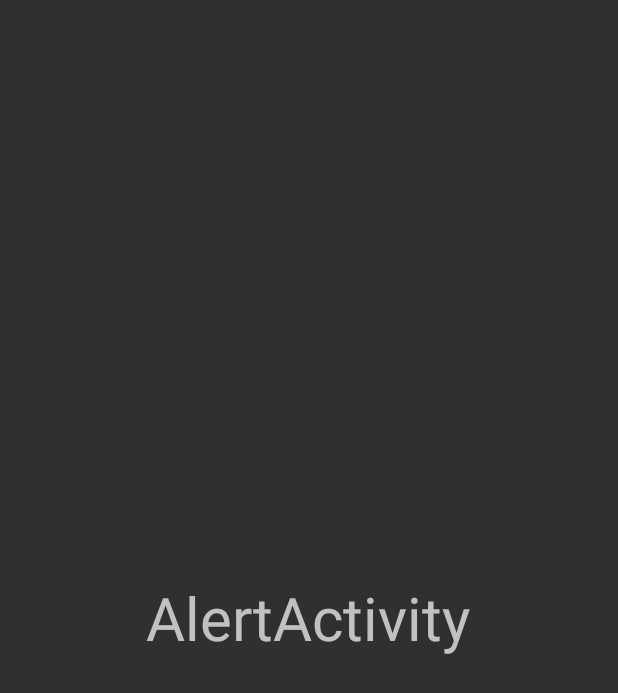
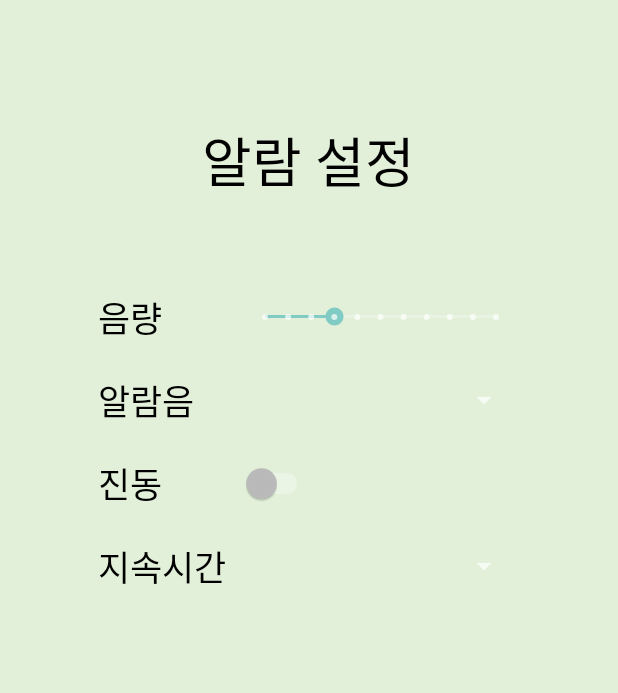
Before and after one commit to NASEYUN/Ahchacha, an Android app: the AlertActivity screen opened directly, with no data from a screen before it, on a phone screen of 412 x 824 dp. Shown: the top 693 px of the screen. Run offline under Robolectric (Android 15) with nearby library versions, the phone set to English and light mode, and no system bars.

Commit message:
알람 UI 추가, colors.xml 수정

```diff
--- a/app/src/main/res/layout/activity_alert.xml
+++ b/app/src/main/res/layout/activity_alert.xml
@@ -1,12 +1,119 @@
-<LinearLayout xmlns:android="http://schemas.android.com/apk/res/android"
+<?xml version="1.0" encoding="utf-8"?>
+<androidx.constraintlayout.widget.ConstraintLayout xmlns:android="http://schemas.android.com/apk/res/android"
+    xmlns:app="http://schemas.android.com/apk/res-auto"
+    xmlns:tools="http://schemas.android.com/tools"
     android:layout_width="match_parent"
-    android:layout_height="match_parent"
-    android:gravity="center"
-    android:orientation="vertical">
-    <TextView
-        android:layout_gravity="center"
-        android:layout_width="wrap_content"
-        android:layout_height="wrap_content"
-        android:text="AlertActivity"
-        android:textSize="40dp"/>
-</LinearLayout>
+    android:layout_height="match_parent">
+
+    <RelativeLayout
+        android:layout_width="match_parent"
+        android:layout_height="match_parent"
+        android:background="@color/colorBackground"
+        android:paddingHorizontal="65dp"
+        android:paddingVertical="80dp">
+
+        <TextView
+            android:id="@+id/textView"
+            android:layout_width="wrap_content"
+            android:layout_height="wrap_content"
+            android:layout_centerHorizontal="true"
+            android:layout_centerVertical="false"
+            android:text="알람 설정"
+            android:textColor="@color/colorBasicFont"
+            android:textSize="36sp" />
+
+        <TableLayout
+            android:layout_width="match_parent"
+            android:layout_height="wrap_content"
+            android:layout_below="@id/textView"
+            android:paddingVertical="50dp"
+            android:stretchColumns="1">
+
+            <TableRow
+                android:layout_width="match_parent"
+                android:layout_height="match_parent"
+                android:layout_marginVertical="10dp">
+
+                <TextView
+                    android:id="@+id/textView2"
+                    android:layout_width="wrap_content"
+                    android:layout_height="wrap_content"
+                    android:text="음량"
+                    android:textColor="@color/colorBasicFont"
+                    android:textSize="23sp" />
+
+                <SeekBar
+                    android:id="@+id/volume"
+                    style="@style/Widget.AppCompat.SeekBar.Discrete"
+                    android:layout_width="match_parent"
+                    android:layout_height="match_parent"
+                    android:max="10"
+                    android:progress="3" />
+            </TableRow>
+
+            <TableRow
+                android:layout_width="match_parent"
+                android:layout_height="match_parent"
+                android:layout_marginVertical="10dp">
+
+                <TextView
+                    android:id="@+id/textView3"
+                    android:layout_width="wrap_content"
+                    android:layout_height="wrap_content"
+                    android:text="알람음"
+                    android:textColor="@color/colorBasicFont"
+                    android:textSize="23sp" />
+
+                <Spinner
+                    android:id="@+id/alarmSpinner"
+                    android:layout_width="match_parent"
+                    android:layout_height="match_parent" />
+            </TableRow>
+
+            <TableRow
+                android:layout_width="match_parent"
+                android:layout_height="match_parent"
+                android:layout_marginVertical="10dp">
+
+                <TextView
+                    android:id="@+id/textView4"
+                    android:layout_width="wrap_content"
+                    android:layout_height="wrap_content"
+                    android:text="진동"
+                    android:textColor="@color/colorBasicFont"
+                    android:textSize="23sp" />
+
+                <Switch
+                    android:id="@+id/vibration"
+                    android:layout_width="match_parent"
+                    android:layout_height="match_parent"
+                    android:layout_gravity="left"
+                    android:hapticFeedbackEnabled="false" />
+
+            </TableRow>
+
+            <TableRow
+                android:layout_width="match_parent"
+                android:layout_height="match_parent"
+                android:layout_marginVertical="10dp">
+
+                <TextView
+                    android:id="@+id/textView5"
+                    android:layout_width="wrap_content"
+                    android:layout_height="wrap_content"
+                    android:paddingRight="10dp"
+                    android:text="지속시간"
+                    android:textColor="@color/colorBasicFont"
+                    android:textSize="23sp" />
+
+                <Spinner
+                    android:id="@+id/durationSpinner"
+                    android:layout_width="match_parent"
+                    android:layout_height="match_parent"
+                    android:entries="@array/duration" />
+            </TableRow>
+
+        </TableLayout>
+    </RelativeLayout>
+
+</androidx.constraintlayout.widget.ConstraintLayout>
--- a/app/src/main/res/values/colors.xml
+++ b/app/src/main/res/values/colors.xml
@@ -5,4 +5,7 @@
     <color name="colorAccent">#03DAC5</color>
     <color name="colorSplash">#A9D18E</color>
     <color name="ic_launcher_background">#A9D18E</color>
+    <color name="colorBackground">#E2F0D9</color>
+    <color name="colorBasicFont">#000000</color>
+    <color name="colorBackgroundSecond">#A9D18E</color>
 </resources>
```
